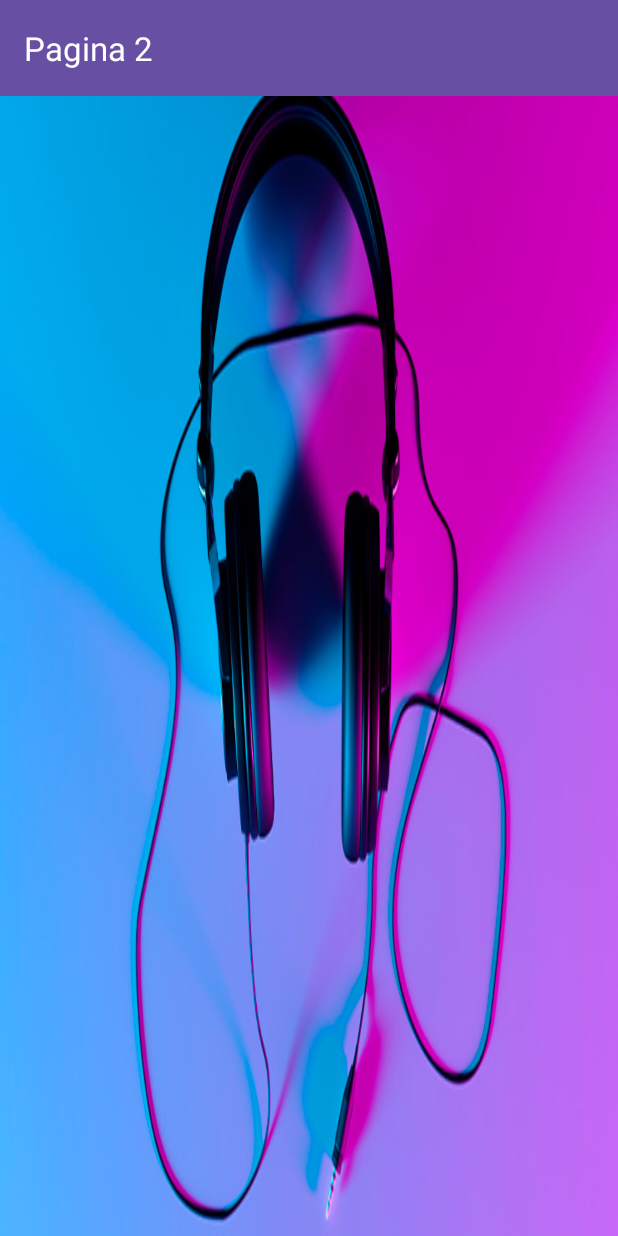
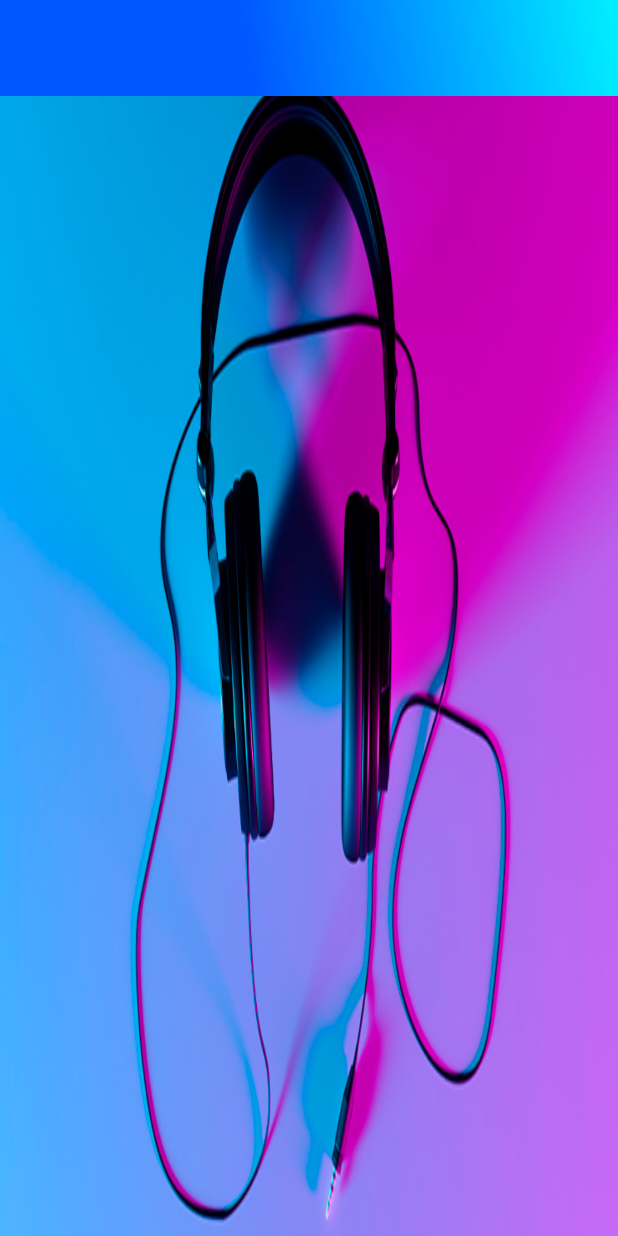
Before and after one commit to SANDIEGOVIEIRA/Music, an Android app: the fragment PrimeiroFragment shown on its own in the app's theme, on a phone screen of 412 x 824 dp. Run offline under Robolectric (Android 15) with nearby library versions, the phone set to English and light mode, and no system bars.

Commit message:
bugs fix

```diff
--- a/app/src/main/res/layout/fragment_primeiro.xml
+++ b/app/src/main/res/layout/fragment_primeiro.xml
@@ -12,9 +12,9 @@
         android:id="@+id/toolbar"
         android:layout_width="match_parent"
         android:layout_height="?attr/actionBarSize"
-        android:background="?attr/colorPrimary"
+        android:background="@drawable/fundo_degrade"
         android:elevation="4dp"
-        app:title="Pagina 2"
+        app:title=""
         app:titleTextColor="@android:color/white" />
 
     <!-- Conteúdo da Tela 2 -->
--- a/app/src/main/res/layout/fragment_segundo.xml
+++ b/app/src/main/res/layout/fragment_segundo.xml
@@ -12,9 +12,9 @@
         android:id="@+id/toolbarr"
         android:layout_width="match_parent"
         android:layout_height="?attr/actionBarSize"
-        android:background="?attr/colorPrimary"
+        android:background="@drawable/fundo_degrade"
         android:elevation="4dp"
-        app:title="Pagina 3"
+        app:title=""
         app:titleTextColor="@android:color/white" />
 
     <!-- Conteúdo da Tela 2 -->
--- a/app/src/main/res/layout/fragment_terceiro.xml
+++ b/app/src/main/res/layout/fragment_terceiro.xml
@@ -12,9 +12,9 @@
         android:id="@+id/toolbarr"
         android:layout_width="match_parent"
         android:layout_height="?attr/actionBarSize"
-        android:background="?attr/colorPrimary"
+        android:background="@drawable/fundo_degrade"
         android:elevation="4dp"
-        app:title="Pagina 3"
+        app:title=""
         app:titleTextColor="@android:color/white" />
 
     <!-- Conteúdo da Tela 2 -->
```
